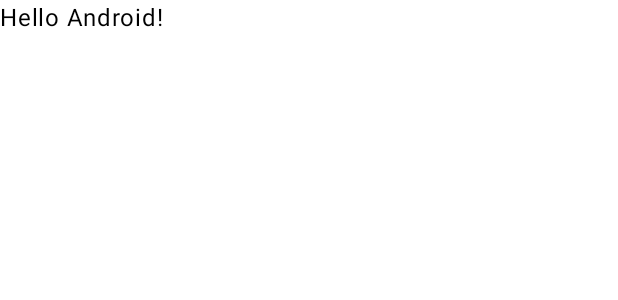
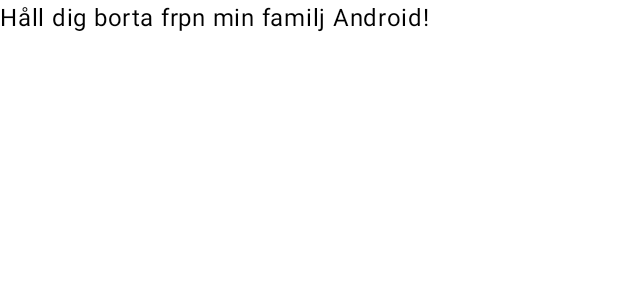
Before and after one commit to Masstoppe/TicTackToe-LucasTorik, an Android app built with Jetpack Compose: the @Preview function GreetingPreview, on a phone screen of 412 x 824 dp. Shown: the top 300 px of the screen. Run offline under Robolectric (Android 15) with nearby library versions, the phone set to English and light mode, and no system bars.

Commit message:
Update MainActivity.kt

```diff
--- a/app/src/main/java/com/example/tictacktoe_lt/MainActivity.kt
+++ b/app/src/main/java/com/example/tictacktoe_lt/MainActivity.kt
@@ -1,6 +1,7 @@
 package com.example.tictacktoe_lt
 
 import android.os.Bundle
+import android.widget.Button
 import androidx.activity.ComponentActivity
 import androidx.activity.compose.setContent
 import androidx.activity.enableEdgeToEdge
@@ -10,6 +11,7 @@ import androidx.compose.material3.Scaffold
 import androidx.compose.material3.Text
 import androidx.compose.runtime.Composable
 import androidx.compose.ui.Modifier
+import androidx.compose.ui.graphics.Color
 import androidx.compose.ui.tooling.preview.Preview
 import com.example.tictacktoe_lt.ui.theme.TicTackToeLTTheme
 
@@ -21,9 +23,10 @@ class MainActivity : ComponentActivity() {
             TicTackToeLTTheme {
                 Scaffold(modifier = Modifier.fillMaxSize()) { innerPadding ->
                     Greeting(
-                        name = "Android",
+                        name = "Torik",
                         modifier = Modifier.padding(innerPadding)
                     )
+
                 }
             }
         }
@@ -33,7 +36,7 @@ class MainActivity : ComponentActivity() {
 @Composable
 fun Greeting(name: String, modifier: Modifier = Modifier) {
     Text(
-        text = "Hello $name!",
+        text = "Håll dig borta frpn min familj $name!",
         modifier = modifier
     )
 }
```
